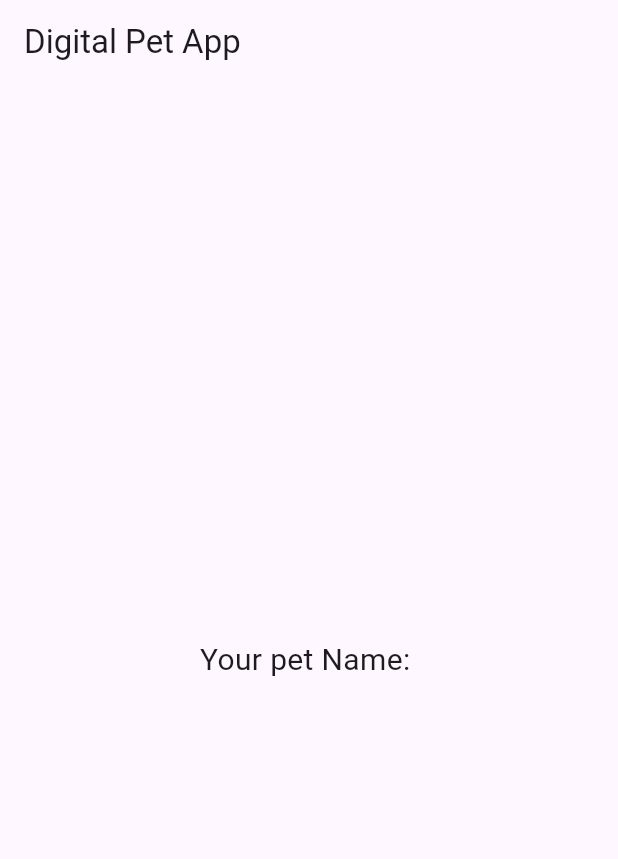
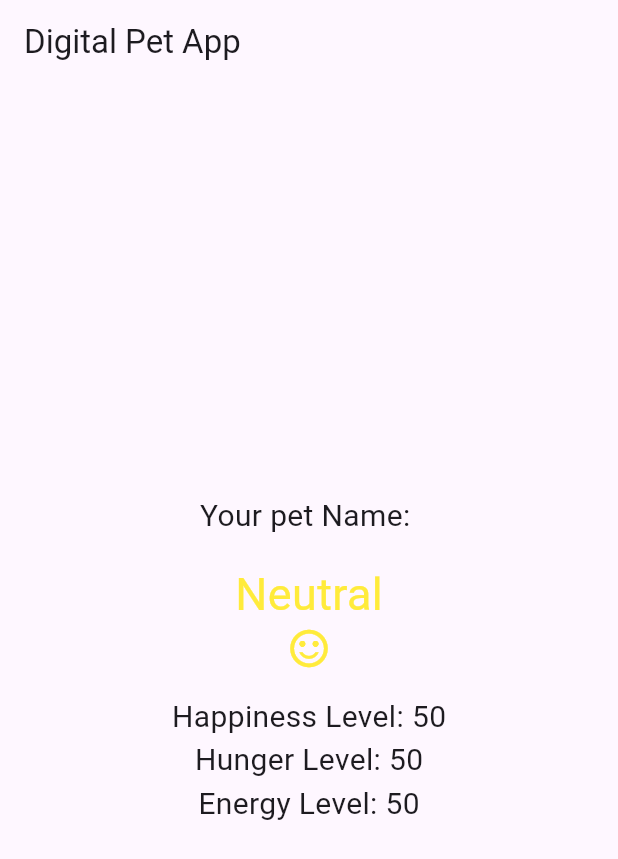
Before and after one commit to nikhilgoud003/act5_digital_pet_app, a Flutter app: the screen it shows after launch, after a tap on "Set Name", on a phone screen of 412 x 824 dp. Shown: the top 859 px of the screen. Run offline on Flutter 3.47's test engine with Material 3 defaults, Android fonts, the phone set to English and light mode, and no system bars.

Commit message:
Add Mood Logic and Update UI with Pet's Status

```diff
--- a/lib/main.dart
+++ b/lib/main.dart
@@ -1,4 +1,4 @@
-// import 'dart:async';
+import 'dart:async';
 import 'package:flutter/material.dart';
 
 void main() {
@@ -75,7 +75,43 @@ class _DigitalPetAppState extends State<DigitalPetApp> {
       mainAxisAlignment: MainAxisAlignment.center,
       children: <Widget>[
         Text('Your pet Name: $petName', style: const TextStyle(fontSize: 20.0)),
+        const SizedBox(height: 16.0),
+        Text('$moodIndicator',
+            style: TextStyle(fontSize: 30, color: _getPetColor())),
+        Icon(moodIcon, color: _getPetColor(), size: 30),
+        const SizedBox(height: 16.0),
+        Text('Happiness Level: $happinessLevel',
+            style: const TextStyle(fontSize: 20.0)),
+        Text('Hunger Level: $hungerLevel',
+            style: const TextStyle(fontSize: 20.0)),
+        Text('Energy Level: $energyLevel',
+            style: const TextStyle(fontSize: 20.0)),
       ],
     );
   }
+
+  Color _getPetColor() {
+    if (happinessLevel > 70) {
+      return Colors.green;
+    } else if (happinessLevel >= 30) {
+      return Colors.yellow;
+    } else {
+      return Colors.red;
+    }
+  }
+
+  void _updateMood() {
+    setState(() {
+      if (happinessLevel > 70) {
+        moodIndicator = "Happy";
+        moodIcon = Icons.sentiment_satisfied_alt;
+      } else if (happinessLevel >= 30) {
+        moodIndicator = "Neutral";
+        moodIcon = Icons.sentiment_satisfied;
+      } else {
+        moodIndicator = "Unhappy";
+        moodIcon = Icons.sentiment_very_dissatisfied;
+      }
+    });
+  }
 }
```
